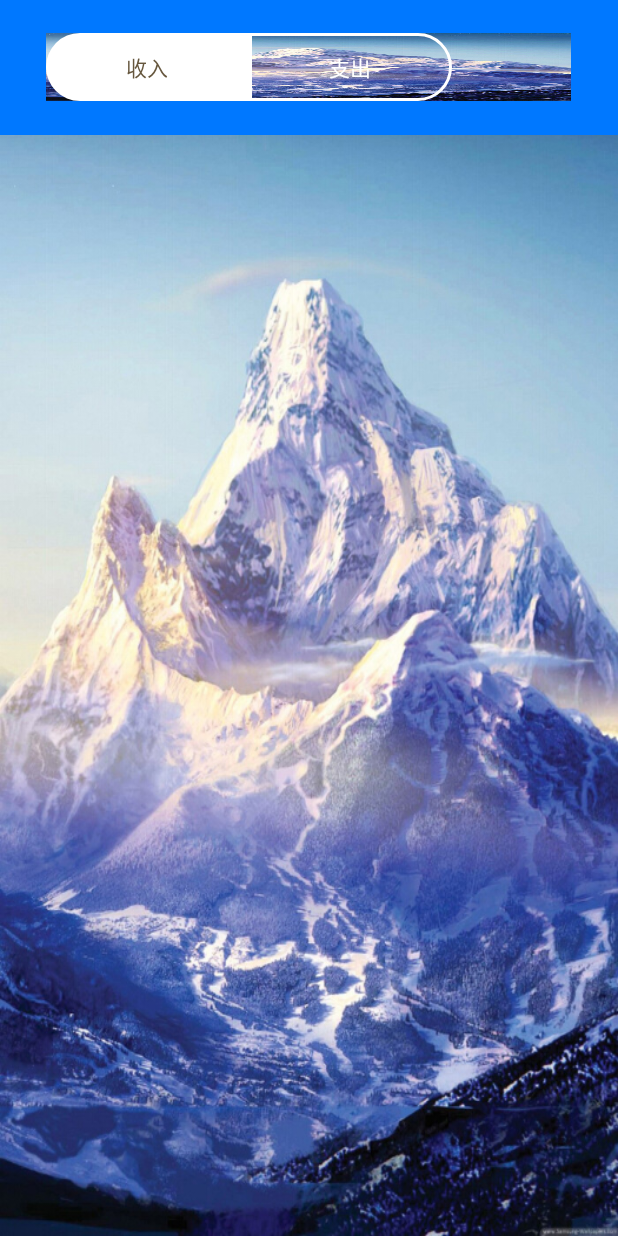
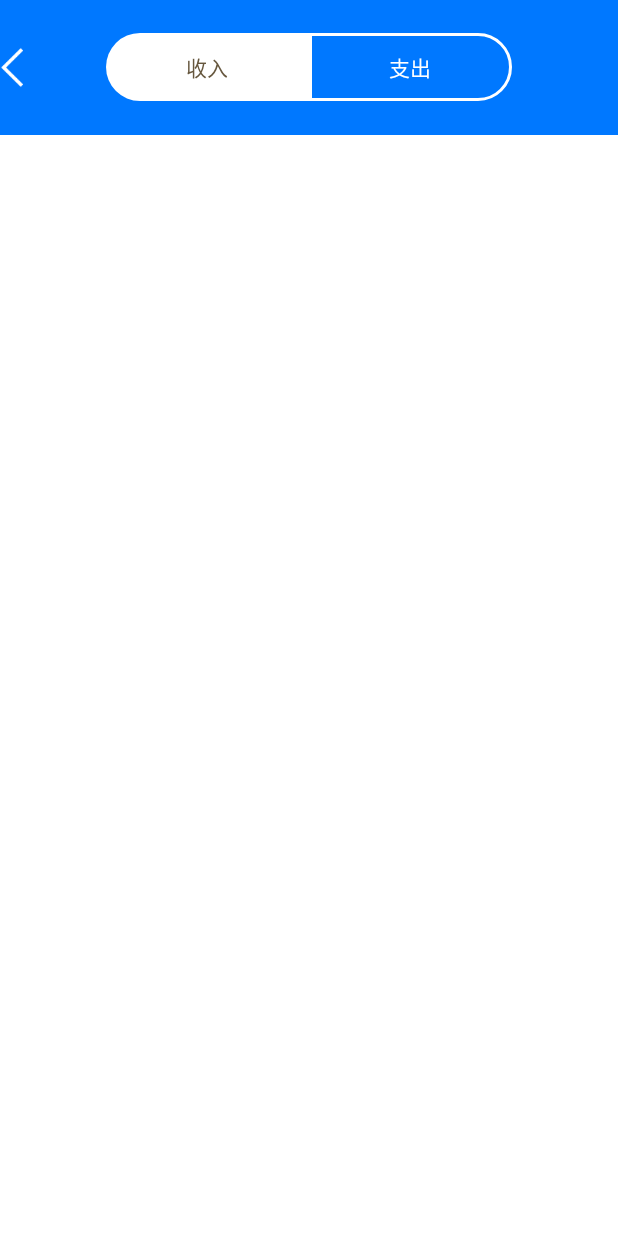
Before and after one commit to BlueGuys/LifeAssistant, an Android app: the AnalysisActivity screen opened directly, with no data from a screen before it, on a phone screen of 412 x 824 dp. Run offline under Robolectric (Android 15) with nearby library versions, the phone set to English and light mode, and no system bars.

Commit message:
添加记帐功能

```diff
--- a/app/src/main/java/com/hongyan/life/activity/bill/AnalysisActivity.java
+++ b/app/src/main/java/com/hongyan/life/activity/bill/AnalysisActivity.java
@@ -1,6 +1,8 @@
 package com.hongyan.life.activity.bill;
 
 import android.os.Bundle;
+import android.view.View;
+import android.widget.ImageView;
 
 import com.hongyan.life.R;
 import com.hongyan.life.activity.BaseActivity;
@@ -8,12 +10,14 @@ import com.hongyan.life.activity.BaseActivity;
 public class AnalysisActivity extends BaseActivity {
 
     private BillHeadView headView;
+    private ImageView btnBack;
     private int currentType;
 
     @Override
     protected void onCreate(Bundle savedInstanceState) {
         super.onCreate(savedInstanceState);
         setContentView(R.layout.activity_bill_analysis);
+        btnBack = findViewById(R.id.image_back);
         headView = findViewById(R.id.headView);
         headView.setOnMenuClickListener(new BillHeadView.OnMenuClickListener() {
             @Override
@@ -21,6 +25,12 @@ public class AnalysisActivity extends BaseActivity {
                 currentType = position;
             }
         });
+        btnBack.setOnClickListener(new View.OnClickListener() {
+            @Override
+            public void onClick(View v) {
+                finish();
+            }
+        });
     }
 
 }
--- a/app/src/main/res/layout/activity_bill_analysis.xml
+++ b/app/src/main/res/layout/activity_bill_analysis.xml
@@ -2,11 +2,27 @@
 <LinearLayout xmlns:android="http://schemas.android.com/apk/res/android"
     android:layout_width="match_parent"
     android:layout_height="match_parent"
+    android:background="@color/white"
     android:orientation="vertical">
 
-    <com.hongyan.life.activity.bill.BillHeadView
-        android:id="@+id/headView"
+    <RelativeLayout
         android:layout_width="match_parent"
-        android:layout_height="@dimen/ds100" />
+        android:layout_height="@dimen/ds100"
+        android:background="@color/appColorPositive">
+
+        <ImageView
+            android:id="@+id/image_back"
+            android:layout_width="wrap_content"
+            android:layout_height="wrap_content"
+            android:layout_alignParentStart="true"
+            android:layout_centerVertical="true"
+            android:src="@drawable/icon_arrow_back" />
+
+        <com.hongyan.life.activity.bill.BillHeadView
+            android:id="@+id/headView"
+            android:layout_width="wrap_content"
+            android:layout_height="@dimen/ds100"
+            android:layout_centerInParent="true" />
+    </RelativeLayout>
 
 </LinearLayout>
--- a/app/src/main/res/layout/view_service_headview.xml
+++ b/app/src/main/res/layout/view_service_headview.xml
@@ -1,7 +1,7 @@
 <?xml version="1.0" encoding="utf-8"?>
 
 <LinearLayout xmlns:android="http://schemas.android.com/apk/res/android"
-    android:layout_width="match_parent"
+    android:layout_width="wrap_content"
     android:layout_height="@dimen/ds100"
     android:background="@color/appColorPositive"
     android:gravity="center"
@@ -10,7 +10,8 @@
     <LinearLayout
         android:layout_width="wrap_content"
         android:layout_height="@dimen/ds50"
-        android:orientation="horizontal">
+        android:orientation="horizontal"
+        android:gravity="center">
 
         <TextView
             android:id="@+id/textView_01"
```
Also changed, not shown: app/src/main/AndroidManifest.xml (+6 -2 lines), app/src/main/java/com/hongyan/life/activity/bill/BillFragment.java (+10 -0 lines), app/src/main/res/layout/fragment_bill.xml (+10 -1 lines), app/src/main/res/drawable-xhdpi/icon_arrow_back.png (added).
